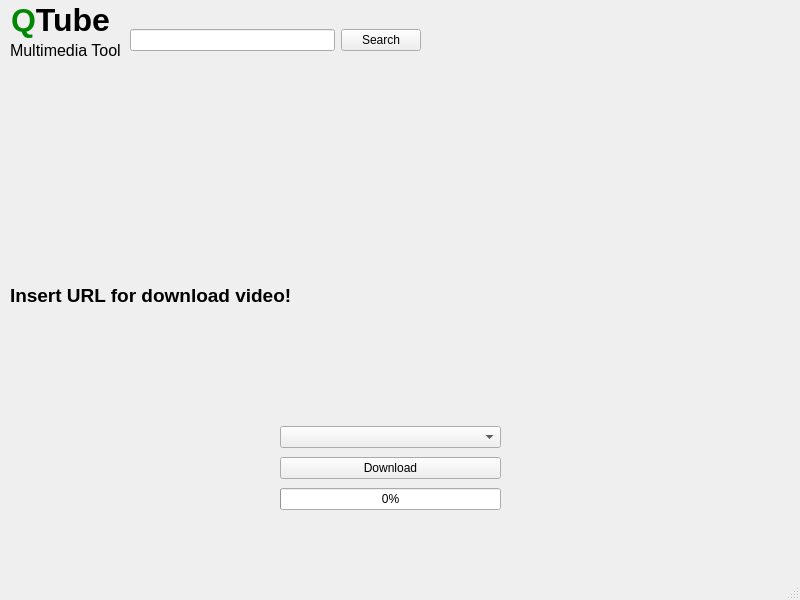
First picture: the form in src/mainwindow.ui, repository RealMVG/QTube, before the edit.
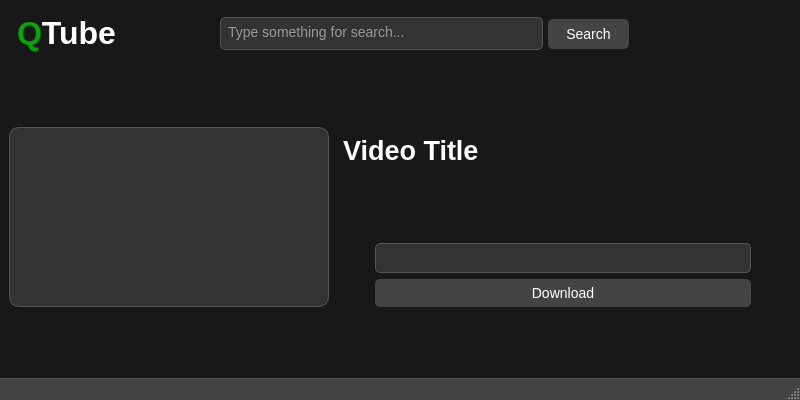
Second picture: the form after the edit. Icons and pictures are not drawn.

Commit message: Pre-release commit, changed almost everything, added simple design and working for release

The edit to the form file:
```diff
--- a/src/mainwindow.ui
+++ b/src/mainwindow.ui
@@ -7,64 +7,223 @@
     <x>0</x>
     <y>0</y>
     <width>800</width>
-    <height>600</height>
+    <height>400</height>
    </rect>
   </property>
   <property name="minimumSize">
    <size>
-    <width>800</width>
-    <height>600</height>
+    <width>0</width>
+    <height>0</height>
    </size>
   </property>
   <property name="windowTitle">
    <string>MainWindow</string>
   </property>
+  <property name="autoFillBackground">
+   <bool>false</bool>
+  </property>
+  <property name="styleSheet">
+   <string notr="true">QMainWindow {
+    background-color: #181818; 
+    border: none;
+}
+
+QMenuBar {
+    background-color: #2c2c2c; 
+    color: white;
+    font-size: 14px;
+    border: none;
+}
+
+QMenuBar::item {
+    padding: 5px 10px;
+}
+
+QMenuBar::item:selected {
+    background-color: #444444; 
+}
+
+QToolBar {
+    background-color: #2c2c2c;
+    border: none;
+}
+
+QToolButton {
+    background-color: #444444; 
+    border: none;
+    border-radius: 5px;
+    color: white;
+    font-size: 14px;
+    padding: 6px 12px;
+}
+
+QToolButton:hover {
+    background-color: #555555;
+}
+
+QPushButton {
+    background-color: #444444;
+    border: none;
+    border-radius: 5px;
+    color: white;
+    font-size: 14px;
+    padding: 6px 12px;
+}
+
+QPushButton:hover {
+    background-color: #555555;
+}
+
+QPushButton:pressed {
+    background-color: #333333;
+}
+
+QLineEdit, QTextEdit, QComboBox {
+    background-color: #333333;
+    border: 1px solid #555555;
+    border-radius: 5px;
+    padding: 5px;
+    font-size: 14px;
+    color: white;
+}
+
+QLineEdit:focus, QTextEdit:focus, QComboBox:focus {
+    border-color: #777777;
+}
+
+QComboBox::drop-down {
+    width: 0px;
+    border: none;
+    background: none;
+}
+
+QComboBox::down-arrow {
+    width: 0px;
+    height: 0px;
+    border: none;
+}
+
+QScrollBar:vertical {
+    background-color: #333333;
+    width: 8px;
+    border-radius: 4px;
+}
+
+QScrollBar::handle:vertical {
+    background-color: #555555;
+    border-radius: 4px;
+}
+
+QScrollBar::handle:vertical:hover {
+    background-color: #666666;
+}
+
+QStatusBar {
+    background-color: #444444;
+    color: white;
+    border-top: 1px solid #555555;
+}
+
+QStatusBar QLabel {
+    color: white;
+}
+
+QProgressBar {
+    border: 1px solid #555555;
+    background-color: #333333;
+    border-radius: 5px;
+    text-align: center;
+    height: 20px;
+    color: white;
+}
+
+QProgressBar::chunk {
+    background-color: #555555;
+    border-radius: 5px;
+}
+
+QProgressBar::chunk:indeterminate {
+    background-color: #666666;
+}
+
+QLabel {
+    color: white;
+    font-size: 14px;
+    padding: 5px;
+}
+
+QLabel[alignment=&quot;Qt::AlignCenter&quot;] {
+    text-align: center;
+}
+
+QLabel:hover {
+    color: #777777;
+}
+
+QLabel[disabled=&quot;true&quot;] {
+    color: #888888;
+}
+</string>
+  </property>
+  <property name="toolButtonStyle">
+   <enum>Qt::ToolButtonStyle::ToolButtonIconOnly</enum>
+  </property>
   <widget class="QWidget" name="centralwidget">
-   <widget class="QLabel" name="label_2">
-    <property name="geometry">
-     <rect>
-      <x>10</x>
-      <y>40</y>
-      <width>111</width>
-      <height>21</height>
-     </rect>
-    </property>
-    <property name="maximumSize">
-     <size>
-      <width>111</width>
-      <height>21</height>
-     </size>
-    </property>
-    <property name="text">
-     <string>&lt;html&gt;&lt;head/&gt;&lt;body&gt;&lt;p&gt;&lt;span style=&quot; font-size:12pt;&quot;&gt;Multimedia Tool&lt;/span&gt;&lt;/p&gt;&lt;/body&gt;&lt;/html&gt;</string>
-    </property>
-    <property name="scaledContents">
-     <bool>true</bool>
-    </property>
-   </widget>
+   <layout class="QGridLayout" name="gridLayout_2">
+    <item row="1" column="0">
+     <layout class="QVBoxLayout" name="verticalLayout_2" stretch="0,0,1,0">
+      <item>
+       <layout class="QHBoxLayout" name="searchLayout" stretch="0,1,4,1,2">
+        <property name="spacing">
+         <number>5</number>
+        </property>
+        <property name="sizeConstraint">
+         <enum>QLayout::SizeConstraint::SetMinimumSize</enum>
+        </property>
+        <property name="topMargin">
+         <number>0</number>
+        </property>
+        <property name="bottomMargin">
+         <number>0</number>
+        </property>
+        <item>
    <widget class="QLabel" name="label">
-    <property name="geometry">
-     <rect>
-      <x>10</x>
-      <y>0</y>
-      <width>101</width>
-      <height>41</height>
-     </rect>
+          <property name="sizePolicy">
+           <sizepolicy hsizetype="Minimum" vsizetype="Minimum">
+            <horstretch>0</horstretch>
+            <verstretch>0</verstretch>
+           </sizepolicy>
     </property>
     <property name="minimumSize">
      <size>
-      <width>101</width>
-      <height>41</height>
+            <width>125</width>
+            <height>50</height>
      </size>
     </property>
     <property name="maximumSize">
      <size>
-      <width>101</width>
-      <height>41</height>
-     </size>
-    </property>
+            <width>304</width>
+            <height>50</height>
+           </size>
+          </property>
+          <property name="styleSheet">
+           <string notr="true">#qtube-logo {
+    font-family: Arial, sans-serif;
+    font-size: 36px;
+    color: #2c3e50;
+	margin-bottom: 0;
+	padding-bottom: 0;
+}
+
+#qtube-logo span:first-letter {
+    font-size: 48px;
+    color: #27ae60; 
+    font-weight: bold; 
+}
+</string>
+          </property>
     <property name="text">
-     <string>&lt;html&gt;&lt;head/&gt;&lt;body&gt;&lt;p align=&quot;center&quot;&gt;&lt;span style=&quot; font-size:24pt; font-weight:700; color:#008800;&quot;&gt;Q&lt;/span&gt;&lt;span style=&quot; font-size:24pt; font-weight:700;&quot;&gt;Tube&lt;/span&gt;&lt;/p&gt;&lt;/body&gt;&lt;/html&gt;</string>
+           <string>&lt;html&gt;&lt;head/&gt;&lt;body&gt;&lt;p&gt;&lt;a name=&quot;qtube-logo&quot;/&gt;&lt;span style=&quot; font-size:24pt; font-weight:700; color:#00aa00;&quot;&gt;Q&lt;/span&gt;&lt;span style=&quot; font-size:24pt; font-weight:700;&quot;&gt;Tube&lt;/span&gt;&lt;/p&gt;&lt;/body&gt;&lt;/html&gt;</string>
     </property>
     <property name="textFormat">
      <enum>Qt::TextFormat::RichText</enum>
@@ -72,90 +231,175 @@
     <property name="scaledContents">
      <bool>true</bool>
     </property>
-   </widget>
-   <widget class="QWidget" name="horizontalLayoutWidget">
-    <property name="geometry">
-     <rect>
-      <x>130</x>
-      <y>10</y>
-      <width>291</width>
-      <height>61</height>
-     </rect>
-    </property>
-    <layout class="QHBoxLayout" name="horizontalLayout">
+          <property name="alignment">
+           <set>Qt::AlignmentFlag::AlignLeading|Qt::AlignmentFlag::AlignLeft|Qt::AlignmentFlag::AlignVCenter</set>
+          </property>
+         </widget>
+        </item>
+        <item>
+         <spacer name="horizontalSpacer">
+          <property name="orientation">
+           <enum>Qt::Orientation::Horizontal</enum>
+          </property>
+          <property name="sizeType">
+           <enum>QSizePolicy::Policy::Minimum</enum>
+          </property>
+          <property name="sizeHint" stdset="0">
+           <size>
+            <width>40</width>
+            <height>20</height>
+           </size>
+          </property>
+         </spacer>
+        </item>
      <item>
       <widget class="QLineEdit" name="e_inputUrl">
+          <property name="minimumSize">
+           <size>
+            <width>304</width>
+            <height>33</height>
+           </size>
+          </property>
+          <property name="maximumSize">
+           <size>
+            <width>16777215</width>
+            <height>33</height>
+           </size>
+          </property>
        <property name="text">
         <string/>
        </property>
+          <property name="alignment">
+           <set>Qt::AlignmentFlag::AlignLeading|Qt::AlignmentFlag::AlignLeft|Qt::AlignmentFlag::AlignTop</set>
+          </property>
+          <property name="placeholderText">
+           <string>Type something for search...</string>
+          </property>
       </widget>
      </item>
      <item>
       <widget class="QPushButton" name="searchButton">
+          <property name="minimumSize">
+           <size>
+            <width>75</width>
+            <height>30</height>
+           </size>
+          </property>
+          <property name="maximumSize">
+           <size>
+            <width>16777215</width>
+            <height>30</height>
+           </size>
+          </property>
+          <property name="sizeIncrement">
+           <size>
+            <width>4</width>
+            <height>3</height>
+           </size>
+          </property>
+          <property name="styleSheet">
+           <string notr="true">QPushButton#searchButton {	
+	background-image: url(resources/img/search.png); /* Устанавливаем иконку */
+    background-repeat: no-repeat; /* Отключаем повторение */
+    background-position: center; /* Центрирование иконки */
+    width: 24px; /* Устанавливаем ширину для кнопки */
+    height: 24px; /* Устанавливаем высоту для кнопки */
+}</string>
+          </property>
        <property name="text">
         <string>Search</string>
        </property>
       </widget>
      </item>
-    </layout>
-   </widget>
-   <widget class="QLabel" name="imageLabel">
-    <property name="geometry">
-     <rect>
-      <x>10</x>
-      <y>80</y>
-      <width>320</width>
-      <height>180</height>
-     </rect>
-    </property>
-    <property name="autoFillBackground">
-     <bool>false</bool>
-    </property>
-    <property name="frameShape">
-     <enum>QFrame::Shape::NoFrame</enum>
-    </property>
-    <property name="text">
-     <string/>
-    </property>
-    <property name="scaledContents">
-     <bool>true</bool>
-    </property>
-   </widget>
+        <item>
+         <spacer name="horizontalSpacer_4">
+          <property name="orientation">
+           <enum>Qt::Orientation::Horizontal</enum>
+          </property>
+          <property name="sizeType">
+           <enum>QSizePolicy::Policy::Minimum</enum>
+          </property>
+          <property name="sizeHint" stdset="0">
+           <size>
+            <width>40</width>
+            <height>20</height>
+           </size>
+          </property>
+         </spacer>
+        </item>
+       </layout>
+      </item>
+      <item>
+       <spacer name="verticalSpacer">
+        <property name="orientation">
+         <enum>Qt::Orientation::Vertical</enum>
+        </property>
+        <property name="sizeType">
+         <enum>QSizePolicy::Policy::Expanding</enum>
+        </property>
+        <property name="sizeHint" stdset="0">
+         <size>
+          <width>20</width>
+          <height>20</height>
+         </size>
+        </property>
+       </spacer>
+      </item>
+      <item>
+       <layout class="QGridLayout" name="gridLayout">
+        <property name="sizeConstraint">
+         <enum>QLayout::SizeConstraint::SetDefaultConstraint</enum>
+        </property>
+        <item row="0" column="1">
+         <layout class="QVBoxLayout" name="downloadLayout">
+          <item>
    <widget class="QLabel" name="l_vid_title">
-    <property name="geometry">
-     <rect>
-      <x>10</x>
-      <y>260</y>
-      <width>321</width>
-      <height>71</height>
-     </rect>
-    </property>
     <property name="font">
      <font>
       <family>Arial</family>
-      <pointsize>14</pointsize>
-     </font>
-    </property>
+              <pointsize>-1</pointsize>
+             </font>
+            </property>
+            <property name="focusPolicy">
+             <enum>Qt::FocusPolicy::WheelFocus</enum>
+            </property>
     <property name="frameShape">
      <enum>QFrame::Shape::NoFrame</enum>
     </property>
     <property name="text">
-     <string>&lt;html&gt;&lt;head/&gt;&lt;body&gt;&lt;p&gt;&lt;span style=&quot; font-weight:700;&quot;&gt;Insert URL for download video!&lt;/span&gt;&lt;/p&gt;&lt;/body&gt;&lt;/html&gt;</string>
+             <string>&lt;html&gt;&lt;head/&gt;&lt;body&gt;&lt;p&gt;&lt;span style=&quot; font-size:20pt; font-weight:700;&quot;&gt;Video Title&lt;/span&gt;&lt;/p&gt;&lt;p&gt;&lt;span style=&quot; font-size:20pt;&quot;&gt;&lt;br/&gt;&lt;/span&gt;&lt;/p&gt;&lt;/body&gt;&lt;/html&gt;</string>
     </property>
     <property name="textFormat">
      <enum>Qt::TextFormat::RichText</enum>
     </property>
-   </widget>
-   <widget class="QWidget" name="layoutWidget">
-    <property name="geometry">
-     <rect>
-      <x>280</x>
-      <y>423</y>
-      <width>221</width>
-      <height>91</height>
-     </rect>
-    </property>
-    <layout class="QVBoxLayout" name="verticalLayout_2">
+            <property name="alignment">
+             <set>Qt::AlignmentFlag::AlignLeading|Qt::AlignmentFlag::AlignLeft|Qt::AlignmentFlag::AlignTop</set>
+            </property>
+            <property name="wordWrap">
+             <bool>true</bool>
+            </property>
+           </widget>
+          </item>
+          <item>
+           <layout class="QHBoxLayout" name="horizontalLayout">
+            <item>
+             <spacer name="horizontalSpacer_2">
+              <property name="orientation">
+               <enum>Qt::Orientation::Horizontal</enum>
+              </property>
+              <property name="sizeType">
+               <enum>QSizePolicy::Policy::Minimum</enum>
+              </property>
+              <property name="sizeHint" stdset="0">
+               <size>
+                <width>40</width>
+                <height>20</height>
+               </size>
+              </property>
+             </spacer>
+            </item>
+            <item>
+             <layout class="QVBoxLayout" name="verticalLayout">
      <item>
       <widget class="QComboBox" name="comboBoxFormats">
        <property name="editable">
@@ -167,7 +411,7 @@
       </widget>
      </item>
      <item>
-      <widget class="QPushButton" name="b_download">
+               <widget class="QPushButton" name="downloadButton">
        <property name="cursor">
         <cursorShape>PointingHandCursor</cursorShape>
        </property>
@@ -176,15 +420,105 @@
        </property>
       </widget>
      </item>
+             </layout>
+            </item>
      <item>
-      <widget class="QProgressBar" name="progressSlider">
-       <property name="value">
-        <number>0</number>
-       </property>
+             <spacer name="horizontalSpacer_3">
+              <property name="orientation">
+               <enum>Qt::Orientation::Horizontal</enum>
+              </property>
+              <property name="sizeType">
+               <enum>QSizePolicy::Policy::Minimum</enum>
+              </property>
+              <property name="sizeHint" stdset="0">
+               <size>
+                <width>40</width>
+                <height>20</height>
+               </size>
+              </property>
+             </spacer>
+            </item>
+           </layout>
+          </item>
+         </layout>
+        </item>
+        <item row="0" column="0">
+         <widget class="QLabel" name="imageLabel">
+          <property name="minimumSize">
+           <size>
+            <width>160</width>
+            <height>90</height>
+           </size>
+          </property>
+          <property name="maximumSize">
+           <size>
+            <width>320</width>
+            <height>180</height>
+           </size>
+          </property>
+          <property name="sizeIncrement">
+           <size>
+            <width>16</width>
+            <height>9</height>
+           </size>
+          </property>
+          <property name="autoFillBackground">
+           <bool>false</bool>
+          </property>
+          <property name="styleSheet">
+           <string notr="true">QLabel#imageLabel {
+    background-color: #333333;
+    border: 1px solid #555555; 
+    border-radius: 10px;
+    padding: 10px;
+    color: white;
+}
+
+QLabel#imageLabel:hover {
+    border-color: #777777; 
+}
+
+QLabel#imageLabel[disabled=&quot;true&quot;] {
+    background-color: #222222; 
+    border-color: #444444; 
+    color: #888888; 
+}
+</string>
+          </property>
+          <property name="frameShape">
+           <enum>QFrame::Shape::StyledPanel</enum>
+          </property>
+          <property name="text">
+           <string/>
+          </property>
+          <property name="scaledContents">
+           <bool>true</bool>
+          </property>
       </widget>
      </item>
     </layout>
-   </widget>
+      </item>
+      <item>
+       <spacer name="verticalSpacer_2">
+        <property name="orientation">
+         <enum>Qt::Orientation::Vertical</enum>
+        </property>
+        <property name="sizeHint" stdset="0">
+         <size>
+          <width>20</width>
+          <height>40</height>
+         </size>
+        </property>
+       </spacer>
+      </item>
+     </layout>
+    </item>
+   </layout>
+  </widget>
+  <widget class="QStatusBar" name="statusbar">
+   <property name="enabled">
+    <bool>true</bool>
+   </property>
   </widget>
   <widget class="QStatusBar" name="statusbar"/>
  </widget>
```
Left out of the diff: 4 changed lines with no effect on the pictures. Lines whose indentation alone changed are shown as unchanged. The commit also changes 3 other files.
